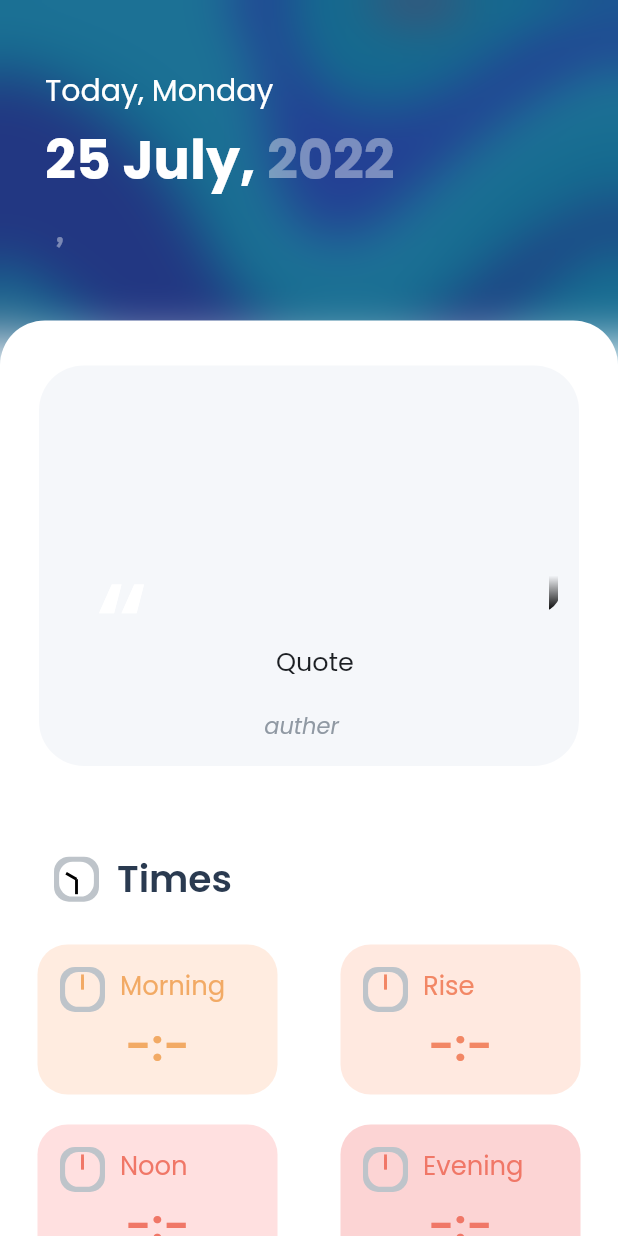
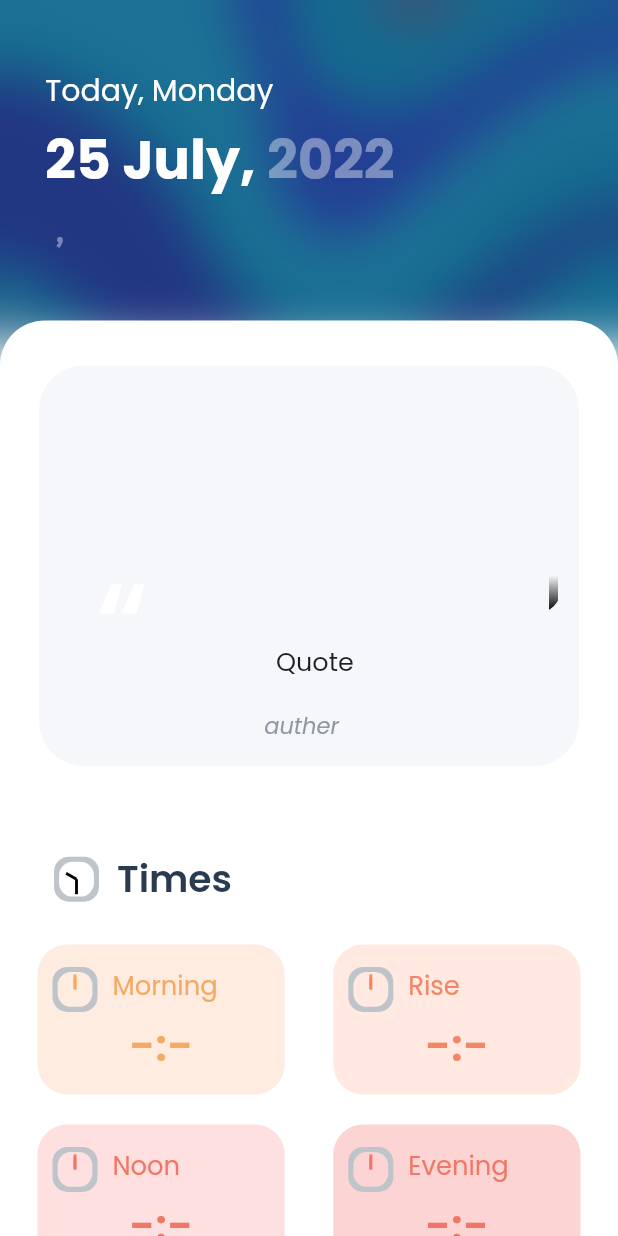
Before and after one commit to mn0mn/calendar-app, a Flutter app: the screen it shows after launch, on a phone screen of 412 x 824 dp. Run offline on Flutter 3.47's test engine with Material 2 defaults, Android fonts, the phone set to English and light mode, and no system bars; our stand-ins replace flutter_svg, geolocator, get, google_fonts; missing offline and left inert: arabic_numbers; network calls fail; statements that could not run were skipped.

Commit message:
made the time boxed use relational constraints

```diff
--- a/lib/Widgets/time_widget.dart
+++ b/lib/Widgets/time_widget.dart
@@ -1,5 +1,6 @@
 import 'package:calendar_app/Widgets/clock_widget.dart';
 import 'package:flutter/material.dart';
+import 'package:get/get.dart';
 import 'package:google_fonts/google_fonts.dart';
 
 class TimeBox extends StatelessWidget {
@@ -16,17 +17,18 @@ class TimeBox extends StatelessWidget {
 
   @override
   Widget build(BuildContext context) {
+    var width = Get.size.width;
     return Container(
       margin: const EdgeInsets.fromLTRB(0, 0, 0, 20),
       decoration:
           BoxDecoration(color: color, borderRadius: BorderRadius.circular(20)),
       height: 100,
-      width: 160,
+      width: width * .4,
       child: Column(children: [
         Row(
           children: <Widget>[
             Padding(
-              padding: const EdgeInsets.fromLTRB(15, 15, 10, 0),
+              padding: const EdgeInsets.fromLTRB(10, 15, 10, 0),
               child: ClockWidget(
                 UniqueKey(),
                 color: color,
```
